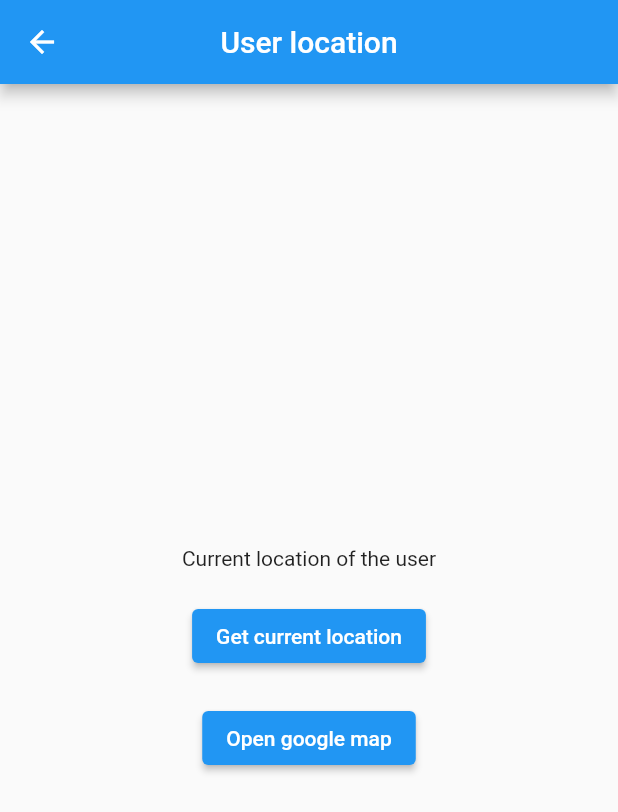
After one commit to devopsalen/Flutter_Firebase_CRUD, a Flutter app: the screen it shows after launch, after a tap on "Google map", on a phone screen of 412 x 824 dp. The commit adds this screen. Shown: the top 812 px of the screen. Run offline on Flutter 3.47's test engine with Material 2 defaults, Android fonts, the phone set to English and light mode, and no system bars; our stand-ins replace bloc, carousel_slider, cloud_firestore, equatable, firebase_core, firebase_messaging and 8 more; missing offline and left inert: dart:ffi, paytm_allinonesdk, razorpay_flutter; accounts and stored records are empty; network calls fail.

Commit message:
google map added

```diff
--- /dev/null
+++ b/lib/google_map/gmap_home.dart
@@ -0,0 +1,113 @@
+import 'package:flutter/material.dart';
+import 'package:geolocator/geolocator.dart';
+import 'package:url_launcher/url_launcher.dart';
+import 'package:url_launcher/url_launcher_string.dart';
+
+class GmapHomePage extends StatefulWidget {
+  const GmapHomePage({Key? key}) : super(key: key);
+
+  @override
+  State<GmapHomePage> createState() => _GmapHomePageState();
+}
+
+class _GmapHomePageState extends State<GmapHomePage> {
+
+  String lat = "0.0";
+  String long = "0.0";
+
+  String locationMessage = 'Current location of the user';
+
+  /// get current location
+  Future<Position> getCurrentLocation() async {
+    bool serviceEnabled = await Geolocator.isLocationServiceEnabled();
+    if (!serviceEnabled) {
+      return Future.error('Location services are disabled');
+    }
+
+    LocationPermission permission = await Geolocator.checkPermission();
+    if (permission == LocationPermission.denied) {
+      permission = await Geolocator.requestPermission();
+      if (permission == LocationPermission.denied) {
+        return Future.error('Location permissions are denied');
+      }
+    }
+
+    if (permission == LocationPermission.deniedForever) {
+      return Future.error(
+          'Location permissions are permanently denied,we cannot request permission');
+    }
+
+    return await Geolocator.getCurrentPosition();
+  }
+
+  /// listen to location updates
+  void _liveLocation() {
+    LocationSettings locationSettings = const LocationSettings(
+      accuracy: LocationAccuracy.high,
+      distanceFilter: 100,
+    );
+
+    Geolocator.getPositionStream(locationSettings: locationSettings)
+    .listen((Position position) {
+      lat = position.latitude.toString();
+      long = position.longitude.toString();
+
+      setState(() {
+        locationMessage = 'Latitude = $lat , Longitude = $long';
+      });
+    });
+  }
+
+
+  Future<void> _openMap(String lat, String long) async {
+    String googleURL = 'https://maps.google.com/maps/search/?api=1&query=$lat,$long';
+    await canLaunchUrlString(googleURL)
+    ?  await launchUrlString(googleURL)
+        : throw 'Could not launch $googleURL';
+
+  }
+
+
+  @override
+  Widget build(BuildContext context) {
+    return Scaffold(
+        appBar: AppBar(
+          title: const Text("User location"),
+          centerTitle: true,
+        ),
+        body: Center(
+          child: Column(
+            mainAxisAlignment: MainAxisAlignment.center,
+            children: [
+              Text(
+                locationMessage,
+                textAlign: TextAlign.center,
+              ),
+              const SizedBox(
+                height: 20,
+              ),
+              ElevatedButton(
+                  onPressed: () {
+                    getCurrentLocation().then((value) {
+                      lat = '${value.latitude}';
+                      long = '${value.longitude}';
+                      setState(() {
+                        locationMessage = 'Latitude = $lat , Longitude = $long';
+                      });
+                      _liveLocation();
+                    });
+                  }, child: const Text('Get current location')),
+              const SizedBox(
+                height: 20,
+              ),
+              ElevatedButton(onPressed: (){
+                _openMap(lat,long);
+              },
+                  child: const Text('Open google map'))
+
+            ],
+          ),
+        ));
+  }
+
+}
--- a/lib/home/main_page.dart
+++ b/lib/home/main_page.dart
@@ -1,4 +1,5 @@
 
+import 'package:firebase_crud/google_map/gmap_home.dart';
 import 'package:firebase_crud/hive_db/screen_home.dart';
 import 'package:firebase_crud/instagram_clone/insta_homepage.dart';
 import 'package:firebase_crud/login_page/login.dart';
@@ -181,6 +182,17 @@ class _LandingPageState extends State<LandingPage> {
                             color: Colors.tealAccent,
                             child: const Center(child: Text("Hive DB"))),
                       )),
+                  InkWell(
+                      onTap: (){
+                        Navigator.of(context).push(MaterialPageRoute(builder: (context) => const GmapHomePage()));
+                      },
+                      child:  Center(
+                        child: Container(
+                            height: 30,
+                            width: 100,
+                            color: Colors.tealAccent,
+                            child: const Center(child: Text("Google map"))),
+                      )),
                 ],
               )
             ],
--- a/pubspec.yaml
+++ b/pubspec.yaml
@@ -56,7 +56,8 @@ dependencies:
   paytm_allinonesdk: ^1.2.1
 
   hive_flutter: ^1.1.0
-  uuid: ^4.0.0
+  geolocator: ^10.1.0
+
 
 
 
```
Also changed, not shown: pubspec.lock, 1 other file.
